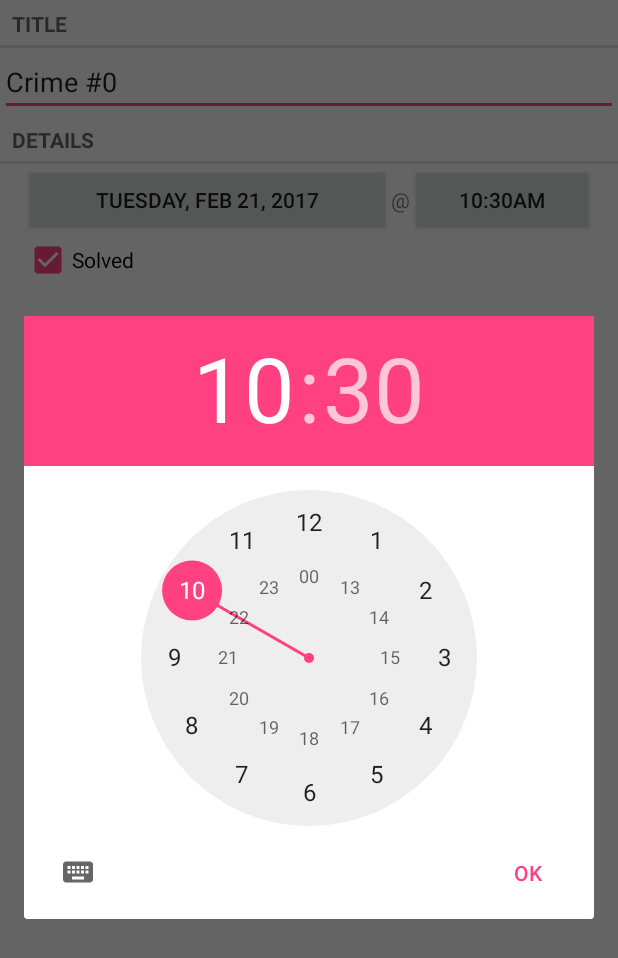
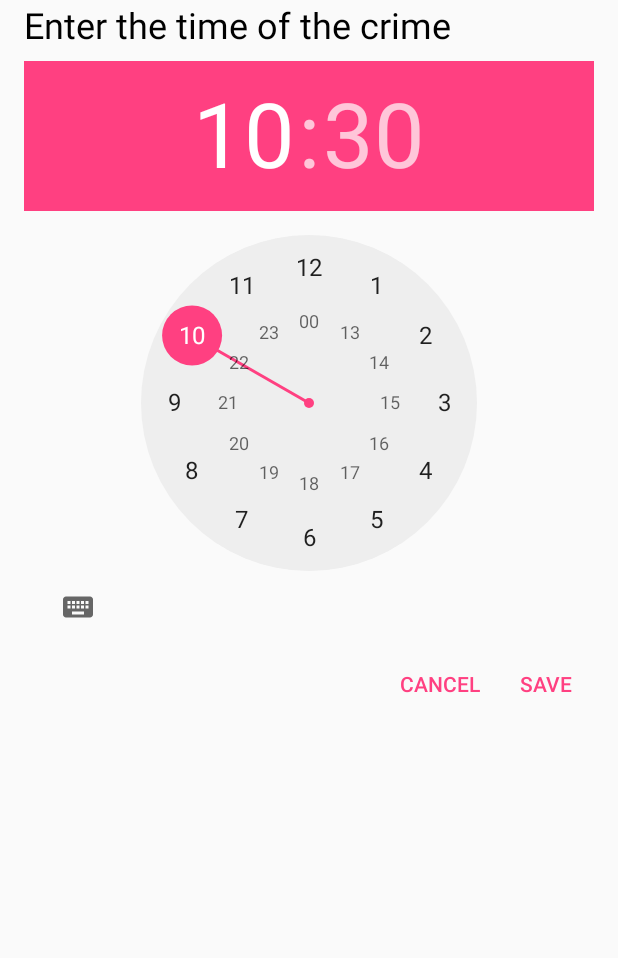
Before and after one commit to chrisdziewa/criminal-intent, an Android app: the CrimeFragment screen opened directly, with no data from a screen before it, after a tap on an icon or button, on a phone screen of 412 x 824 dp. Shown: the top 958 px of the screen. Run offline under Robolectric (Android 15) with nearby library versions, the phone set to English and light mode, and no system bars.

Commit message:
Complete Chapter 12 including hard challenge on both Date and Time dialogs

```diff
--- a/app/src/main/AndroidManifest.xml
+++ b/app/src/main/AndroidManifest.xml
@@ -18,6 +18,7 @@
         <activity android:name=".CrimePagerActivity">
         </activity>
         <activity android:name=".DatePickerActivity"></activity>
+        <activity android:name=".TimePickerActivity"></activity>
     </application>
 
 </manifest>
--- a/app/src/main/java/com/example/android/criminalintent2/CrimeFragment.java
+++ b/app/src/main/java/com/example/android/criminalintent2/CrimeFragment.java
@@ -36,10 +36,13 @@ public class CrimeFragment extends Fragment {
 
     // Activity extras
     public static final String EXTRA_DATE = "date";
+    public static final String EXTRA_TIME = "time";
 
     public static final int ACTIVITY_REQUEST_DATE = 3;
+    public static final int ACTIVITY_REQUEST_TIME = 4;
     public static final int REQUEST_DATE = 0;
     public static final int REQUEST_TIME = 1;
+
 
     private Crime mCrime;
     private EditText mTitleField;
@@ -111,10 +114,18 @@ public class CrimeFragment extends Fragment {
         mTimeButton.setOnClickListener(new View.OnClickListener() {
             @Override
             public void onClick(View view) {
-                FragmentManager manager = getFragmentManager();
-                TimePickerFragment dialog = TimePickerFragment.newInstance(mCrime.getDate());
-                dialog.setTargetFragment(CrimeFragment.this, REQUEST_TIME);
-                dialog.show(manager, DIALOG_TIME);
+                if (isTablet(getContext())) {
+                    Log.i("CrimeFragment", "Device is a tablet, show dialog");
+                    FragmentManager manager = getFragmentManager();
+                    TimePickerFragment dialog = TimePickerFragment.newInstance(mCrime.getDate());
+                    dialog.setTargetFragment(CrimeFragment.this, REQUEST_TIME);
+                    dialog.show(manager, DIALOG_TIME);
+                } else {
+                    // Screen is smaller - display dialog as full screen activity
+                    Intent intent = new Intent(getContext(), TimePickerActivity.class);
+                    intent.putExtra(EXTRA_TIME, mCrime.getDate());
+                    startActivityForResult(intent, ACTIVITY_REQUEST_TIME);
+                }
             }
         });
 
@@ -146,13 +157,12 @@ public class CrimeFragment extends Fragment {
             return;
         }
 
-        if (requestCode == REQUEST_DATE || requestCode == REQUEST_TIME || requestCode == ACTIVITY_REQUEST_DATE) {
+        if (requestCode == REQUEST_DATE || requestCode == REQUEST_TIME ||
+                requestCode == ACTIVITY_REQUEST_DATE || requestCode == ACTIVITY_REQUEST_TIME) {
             final Date date;
             if (requestCode == REQUEST_DATE || requestCode == ACTIVITY_REQUEST_DATE) {
-                Log.i("CrimeFragment", "Result received");
                 date = (Date) data.getSerializableExtra(DatePickerFragment.EXTRA_DATE);
             } else {
-                Log.i("CrimeFragment", "Time picker was called");
                 date = (Date) data.getSerializableExtra(TimePickerFragment.EXTRA_TIME);
             }
 
--- a/app/src/main/java/com/example/android/criminalintent2/DatePickerFragment.java
+++ b/app/src/main/java/com/example/android/criminalintent2/DatePickerFragment.java
@@ -6,7 +6,6 @@ import android.content.Intent;
 import android.os.Bundle;
 import android.support.annotation.Nullable;
 import android.support.v4.app.DialogFragment;
-import android.util.Log;
 import android.view.LayoutInflater;
 import android.view.View;
 import android.view.ViewGroup;
@@ -94,12 +93,11 @@ public class DatePickerFragment extends DialogFragment {
             intent.putExtra(EXTRA_DATE, date);
             getTargetFragment()
                     .onActivityResult(getTargetRequestCode(), resultCode, intent);
-            Log.i("DatePickerFragment", "called from target, sending back result now");
             dismiss();
+            return;
         }
 
         // Otherwise fragment was called from an activity
-        Log.i("DatePickerFragment", "called from activity, sending back result now");
         Intent intent = new Intent();
         intent.putExtra(EXTRA_DATE, date);
         getActivity().setResult(resultCode, intent);
--- /dev/null
+++ b/app/src/main/java/com/example/android/criminalintent2/TimePickerActivity.java
@@ -0,0 +1,25 @@
+package com.example.android.criminalintent2;
+
+import android.content.Intent;
+import android.support.v4.app.Fragment;
+
+import java.util.Date;
+
+/**
+ * Created by Chris on 2/21/2017.
+ */
+
+public class TimePickerActivity extends SingleFragmentActivity {
+
+    @Override
+    protected Fragment createFragment() {
+
+        Date date = (Date) getIntent().getSerializableExtra(CrimeFragment.EXTRA_TIME);
+        return TimePickerFragment.newInstance(date);
+    }
+
+    @Override
+    protected void onActivityResult(int requestCode, int resultCode, Intent data) {
+        super.onActivityResult(requestCode, resultCode, data);
+    }
+}
--- a/app/src/main/java/com/example/android/criminalintent2/TimePickerFragment.java
+++ b/app/src/main/java/com/example/android/criminalintent2/TimePickerFragment.java
@@ -1,16 +1,16 @@
 package com.example.android.criminalintent2;
 
 import android.app.Activity;
-import android.app.AlertDialog;
-import android.app.Dialog;
-import android.content.DialogInterface;
 import android.content.Intent;
 import android.os.Build;
 import android.os.Bundle;
+import android.support.annotation.Nullable;
 import android.support.v4.app.DialogFragment;
 import android.util.Log;
 import android.view.LayoutInflater;
 import android.view.View;
+import android.view.ViewGroup;
+import android.widget.Button;
 import android.widget.TimePicker;
 
 import java.util.Calendar;
@@ -29,9 +29,12 @@ public class TimePickerFragment extends DialogFragment {
             "com.bignerdranch.android.criminalintent.time";
 
     private TimePicker mTimePicker;
+    private Button mPositiveButton;
+    private Button mNegativeButton;
 
+    @Nullable
     @Override
-    public Dialog onCreateDialog(Bundle savedInstanceState) {
+    public View onCreateView(LayoutInflater inflater, @Nullable ViewGroup container, @Nullable Bundle savedInstanceState) {
 
         Date date = (Date) getArguments().getSerializable(ARG_DATE);
 
@@ -56,11 +59,12 @@ public class TimePickerFragment extends DialogFragment {
             mTimePicker.setCurrentMinute(minutes);
         }
 
-        return new AlertDialog.Builder(getActivity())
-                .setView(v)
-                .setPositiveButton(android.R.string.ok, new DialogInterface.OnClickListener() {
+        mPositiveButton = (Button) v.findViewById(R.id.save_button);
+        mNegativeButton = (Button) v.findViewById(R.id.cancel_button);
+
+        mPositiveButton.setOnClickListener(new View.OnClickListener() {
             @Override
-                    public void onClick(DialogInterface dialogInterface, int i) {
+            public void onClick(View view) {
                 int year = calendar.get(Calendar.YEAR);
                 int month = calendar.get(Calendar.MONTH);
                 int day = calendar.get(Calendar.DAY_OF_MONTH);
@@ -81,9 +85,22 @@ public class TimePickerFragment extends DialogFragment {
 
                 sendResult(Activity.RESULT_OK, newDate);
             }
-                })
-                .create();
+        });
+
+        mNegativeButton.setOnClickListener(new View.OnClickListener() {
+            @Override
+            public void onClick(View view) {
+                if (getTargetFragment() != null) {
+                    dismiss();
+                } else {
+                    getActivity().finish();
                 }
+            }
+        });
+
+        return v;
+    }
+
 
 
     // For attaching arguments to the dialog fragment
@@ -97,18 +114,24 @@ public class TimePickerFragment extends DialogFragment {
     }
 
     /**
-     *
      * @param resultCode telling the receiver whether or not the function was successful
-     * @param newDate The new date to be updated
+     * @param newDate    The new date to be updated
      */
     private void sendResult(int resultCode, Date newDate) {
-        if (getTargetFragment() == null) {
+        if (getTargetFragment() != null) {
+
+            Intent intent = new Intent();
+            intent.putExtra(EXTRA_TIME, newDate);
+            getTargetFragment()
+                    .onActivityResult(getTargetRequestCode(), resultCode, intent);
+            dismiss();
             return;
         }
 
+        // Otherwise fragment was called from an activity
         Intent intent = new Intent();
         intent.putExtra(EXTRA_TIME, newDate);
-
-        getTargetFragment().onActivityResult(getTargetRequestCode(), resultCode, intent);
+        getActivity().setResult(resultCode, intent);
+        getActivity().finish();
     }
 }
--- a/app/src/main/res/layout/dialog_time.xml
+++ b/app/src/main/res/layout/dialog_time.xml
@@ -1,5 +1,59 @@
 <?xml version="1.0" encoding="utf-8"?>
-<TimePicker xmlns:android="http://schemas.android.com/apk/res/android"
-            android:id="@+id/dialog_time_time_picker"
+<ScrollView
+    xmlns:android="http://schemas.android.com/apk/res/android"
+    android:layout_width="match_parent"
+    android:layout_height="match_parent">
+
+    <RelativeLayout
+        android:layout_width="match_parent"
+        android:layout_height="match_parent">
+
+        <TextView
+            android:id="@+id/dialog_title"
             android:layout_width="wrap_content"
-            android:layout_height="wrap_content"/>
+            android:layout_height="wrap_content"
+            android:layout_marginBottom="8dp"
+            android:layout_marginLeft="16dp"
+            android:text="@string/dialog_time_title"
+            android:textColor="@android:color/black"
+            android:textSize="24sp"/>
+
+        <TimePicker xmlns:android="http://schemas.android.com/apk/res/android"
+                    android:id="@+id/dialog_time_time_picker"
+                    android:layout_width="wrap_content"
+                    android:layout_height="wrap_content"
+                    android:layout_below="@id/dialog_title"
+                    android:layout_marginLeft="16dp"
+                    android:layout_marginRight="16dp"/>
+
+        <RelativeLayout
+            style="?android:buttonBarStyle"
+            android:layout_width="wrap_content"
+            android:layout_height="wrap_content"
+            android:layout_alignParentBottom="true"
+            android:layout_below="@id/dialog_time_time_picker"
+            android:layout_marginLeft="16dp"
+            android:layout_marginRight="16dp">
+
+            <Button
+                android:id="@+id/save_button"
+                style="?android:attr/buttonBarButtonStyle"
+                android:layout_width="wrap_content"
+                android:layout_height="match_parent"
+                android:layout_alignParentEnd="true"
+                android:layout_alignParentRight="true"
+                android:text="@string/save_button"/>
+
+            <Button
+                android:id="@+id/cancel_button"
+                style="?android:attr/buttonBarButtonStyle"
+                android:layout_width="wrap_content"
+                android:layout_height="match_parent"
+                android:layout_toLeftOf="@id/save_button"
+                android:layout_toStartOf="@id/save_button"
+                android:text="@string/cancel_button"/>
+
+        </RelativeLayout>
+
+    </RelativeLayout>
+</ScrollView>
--- a/app/src/main/res/values/strings.xml
+++ b/app/src/main/res/values/strings.xml
@@ -4,13 +4,12 @@
     <string name="crime_title_label">Title</string>
     <string name="crime_details_label">Details</string>
     <string name="crime_solved_label">Solved</string>
+    <string name="at_sign">\@</string>
 
-    <string name="date_picker_title">Date of crime:</string>
-
-    <!-- TODO: Remove or change this placeholder text -->
-    <string name="hello_blank_fragment">Hello blank fragment</string>
-    <string name="at_sign">\@</string>
+    <!-- Dialogs -->
+    <string name="dialog_time_title">Enter the time of the crime</string>
     <string name="dialog_date_title">Select crime date</string>
     <string name="save_button">Save</string>
     <string name="cancel_button">Cancel</string>
+
 </resources>
```
Lines whose indentation alone changed are shown as unchanged.
